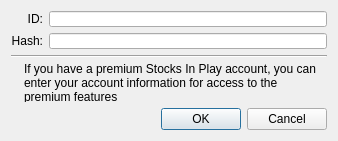
Before: the Qt Designer form stocksinplayaccesssetup.ui in HappySeaFox/tht, drawn with Qt 5.
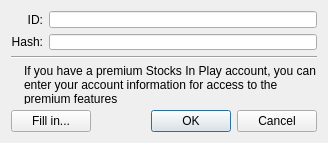
After: the same form once the commit is applied.

Commit message: Ability to fill in the Stocks In Play credentials

The edit to the form file:
```diff
--- a/stocksinplayaccesssetup.ui
+++ b/stocksinplayaccesssetup.ui
@@ -6,8 +6,8 @@
    <rect>
     <x>0</x>
     <y>0</y>
-    <width>338</width>
-    <height>141</height>
+    <width>328</width>
+    <height>143</height>
    </rect>
   </property>
   <property name="windowTitle">
@@ -46,22 +46,6 @@
        </property>
       </widget>
      </item>
-     <item row="0" column="2">
-      <spacer name="horizontalSpacer">
-       <property name="orientation">
-        <enum>Qt::Horizontal</enum>
-       </property>
-       <property name="sizeType">
-        <enum>QSizePolicy::Fixed</enum>
-       </property>
-       <property name="sizeHint" stdset="0">
-        <size>
-         <width>0</width>
-         <height>20</height>
-        </size>
-       </property>
-      </spacer>
-     </item>
     </layout>
    </item>
    <item row="1" column="0">
@@ -112,14 +96,38 @@
     </spacer>
    </item>
    <item row="4" column="0">
-    <widget class="QDialogButtonBox" name="buttonBox">
-     <property name="orientation">
-      <enum>Qt::Horizontal</enum>
-     </property>
-     <property name="standardButtons">
-      <set>QDialogButtonBox::Cancel|QDialogButtonBox::Ok</set>
-     </property>
-    </widget>
+    <layout class="QHBoxLayout" name="horizontalLayout">
+     <item>
+      <widget class="QPushButton" name="pushFillIn">
+       <property name="text">
+        <string>Fill in...</string>
+       </property>
+      </widget>
+     </item>
+     <item>
+      <spacer name="horizontalSpacer_2">
+       <property name="orientation">
+        <enum>Qt::Horizontal</enum>
+       </property>
+       <property name="sizeHint" stdset="0">
+        <size>
+         <width>0</width>
+         <height>20</height>
+        </size>
+       </property>
+      </spacer>
+     </item>
+     <item>
+      <widget class="QDialogButtonBox" name="buttonBox">
+       <property name="orientation">
+        <enum>Qt::Horizontal</enum>
+       </property>
+       <property name="standardButtons">
+        <set>QDialogButtonBox::Cancel|QDialogButtonBox::Ok</set>
+       </property>
+      </widget>
+     </item>
+    </layout>
    </item>
   </layout>
  </widget>
```
Left out of the diff: 32 changed lines with no effect on the pictures. The commit also changes 26 other files.
